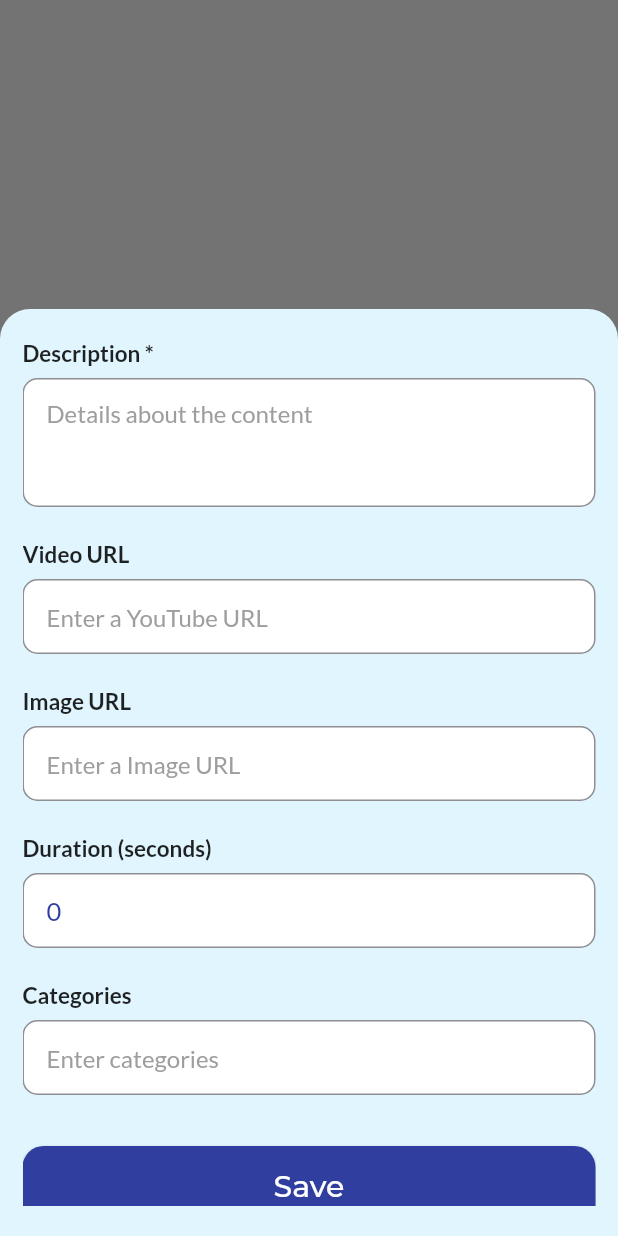
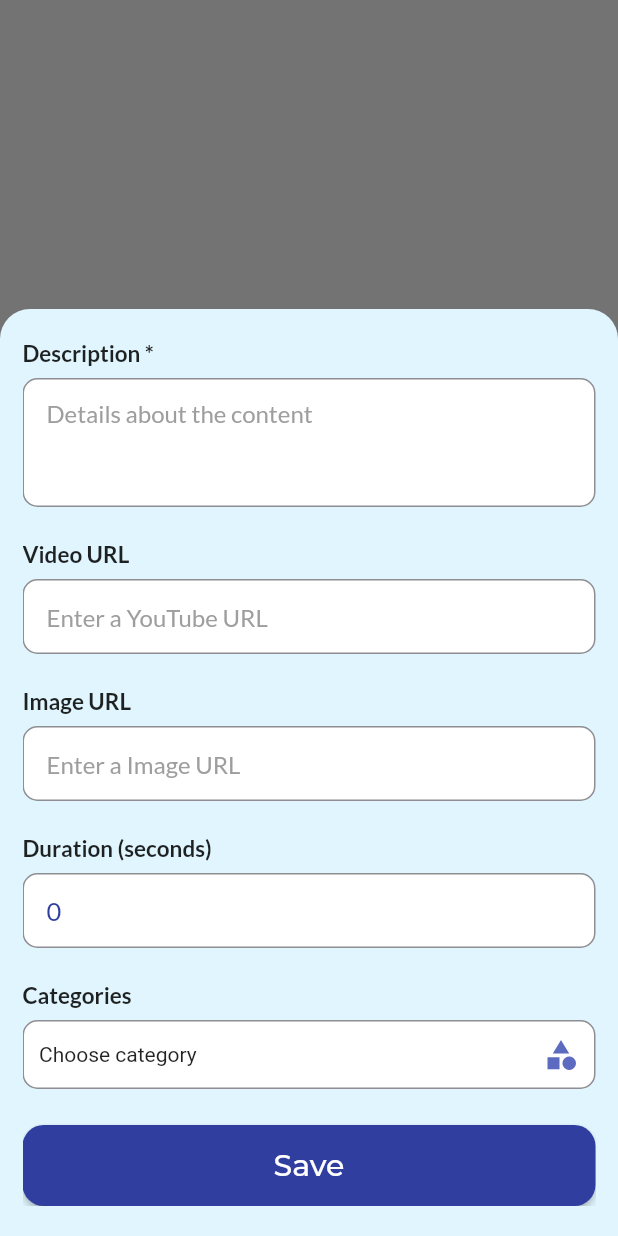
Before and after one commit to ErR0rpj/anand_yogalaya, a Flutter app: what showUploadForm() shows on an empty page, opened directly, scrolled down 160 dp, on a phone screen of 412 x 824 dp. Run offline on Flutter 3.47's test engine with Material 2 defaults, Android fonts, the phone set to English and light mode, and no system bars; drawn by our look-alikes of multi_select_flutter; our stand-ins replace cached_network_image, carousel_slider, cloud_firestore, firebase_auth, firebase_core, get and 5 more; missing offline and left inert: flutter_inappwebview, flutter_network_connectivity; accounts and stored records are empty.

Commit message:
upload form completed

```diff
--- a/lib/controllers/content_controller.dart
+++ b/lib/controllers/content_controller.dart
@@ -148,7 +148,7 @@ class ContentController extends GetxController {
       await firebaseFirestore.collection('users').doc(uid).update({
         'contentLikedByUser': FieldValue.arrayUnion([contentModel.id]),
       });
-      contentModel.likes?.add(uid);
+      contentModel.likes?.add(uid!);
       userController.user.contentLikedByUser?.add(contentModel.id);
     }
     update();
--- a/lib/models/content_model.dart
+++ b/lib/models/content_model.dart
@@ -139,7 +139,7 @@ class ContentModel {
     data['videoUrl'] = videoUrl;
     data['duration'] = duration;
     data['isPremium'] = isPremium;
-    data['searchKeyWords'] = searchKeywords;
+    data['searchKeywords'] = searchKeywords;
     data['views'] = views;
     data['addedDate'] = addedDate;
     data['categories'] = categories;
--- a/lib/screens/trendingScreens/uploadform.dart
+++ b/lib/screens/trendingScreens/uploadform.dart
@@ -1,3 +1,6 @@
+import 'package:anand_yogalaya/controllers/category_controller.dart';
+import 'package:anand_yogalaya/controllers/upload_form_controller.dart';
+import 'package:anand_yogalaya/models/category_model.dart';
 import 'package:anand_yogalaya/models/content_model.dart';
 import 'package:anand_yogalaya/screens/contentScreen/contentScreen.dart';
 import 'package:anand_yogalaya/services/network_service.dart';
@@ -6,6 +9,8 @@ import 'package:flutter/material.dart';
 import 'package:flutter/services.dart';
 import 'package:get/get.dart';
 import 'package:google_fonts/google_fonts.dart';
+import 'package:multi_select_flutter/dialog/multi_select_dialog_field.dart';
+import 'package:multi_select_flutter/util/multi_select_item.dart';
 
 Future showUploadForm(BuildContext context) async {
   bool isPremium = false;
@@ -14,9 +19,16 @@ Future showUploadForm(BuildContext context) async {
   TextEditingController videoURLController = TextEditingController();
   TextEditingController photoURLController = TextEditingController();
   TextEditingController durationController = TextEditingController();
-  TextEditingController categoriesController = TextEditingController();
+  //TextEditingController categoriesController = TextEditingController();
 
   durationController.text = '0';
+
+  UploadFormController uploadFormController = Get.put(UploadFormController());
+
+  // for Dropdown category
+  CategoryController categoryController = Get.find();
+  List<CategoryModel>? _selectedCategoryList;
+  List<String>? _selectedCategoryIdList = [];
 
   return showModalBottomSheet(
     context: context,
@@ -118,11 +130,38 @@ Future showUploadForm(BuildContext context) async {
                             isInt: true,
                             textController: durationController,
                           ),
+
                           buildUploadFormTitle('Categories'),
-                          buildUploadFormTextField(
-                            hint: 'Enter categories',
-                            textController: categoriesController,
+                          MultiSelectDialogField(
+                            searchHint: 'Search category',
+                            searchable: true,
+                            items: categoryController.getAllCategoryList.map<MultiSelectItem<CategoryModel?>>((e) => MultiSelectItem(e, e.name)).toList(),
+                            title: const Text("Categories"),
+                            selectedColor: kindigo,
+                            decoration: BoxDecoration(
+                              borderRadius: const BorderRadius.all(
+                                Radius.circular(10),
+                              ),
+                              border: Border.all(
+                                color: kGreyShade1,
+                              ),
+                              color: Colors.white,
+                            ),
+                            buttonIcon: Icon(
+                              Icons.category,
+                              color: kindigo,
+                            ),
+                            buttonText: const Text(
+                              "Choose category",
+                            ),
+                            onConfirm: (results) {
+                              //_selectedCategoryList = results.cast<CategoryModel>();
+                              for(var result in results.cast<CategoryModel>()){
+                                _selectedCategoryIdList.add(result.id);
+                              }
+                            },
                           ),
+
                           const SizedBox(height: M_MEDIUM_PAD),
                           buttonWithText(
                               text: 'Save',
@@ -161,6 +200,7 @@ Future showUploadForm(BuildContext context) async {
                                   return;
                                 }
 
+
                                 ContentModel contentModel = ContentModel(
                                   name: titleController.text,
                                   description: descriptionController.text,
@@ -168,9 +208,12 @@ Future showUploadForm(BuildContext context) async {
                                   videoUrl: videoURLController.text,
                                   duration: int.parse(durationController.text),
                                   isPremium: isPremium,
+                                  categories: _selectedCategoryIdList
                                 );
 
-                                //TODO: Add code to add content to firebase.
+                                uploadFormController.uploadForm(contentModel);
+                                Get.snackbar("Uploaded", "Congrats", snackPosition: SnackPosition.BOTTOM, colorText: Donebutton, isDismissible: true);
+                                Navigator.pop(context);
                               }),
                         ],
                       ),
--- a/lib/utils/const.dart
+++ b/lib/utils/const.dart
@@ -63,6 +63,7 @@ const DASHBOARD_TEXT_COLOR = Colors.black; //
 const Color primary = Color(0xFF4FC3F7); //
 const Color kwhite = Colors.white; //
 const Color kblack = Colors.black; //
+Color? kindigo = Colors.indigo[400];
 const Color NOTIFICATION_COUNT_NUMBERS_COLOR = Colors.white; //
 const loginbackground = Color(0xFF80DEE8);
 const loginbutton = Color(0xFF303F9F);
--- a/pubspec.yaml
+++ b/pubspec.yaml
@@ -29,6 +29,8 @@ dependencies:
   like_button: ^2.0.4
   shimmer: ^2.0.0
   flutter_network_connectivity: ^0.0.6
+  uuid: ^3.0.6
+  multi_select_flutter: ^4.0.0
 
 
 dev_dependencies:
```
Also changed, not shown: lib/controllers/category_controller.dart (+7 -0 lines), lib/controllers/upload_form_controller.dart (added, +29 -0 lines), lib/services/database.dart (+16 -0 lines), pubspec.lock.
